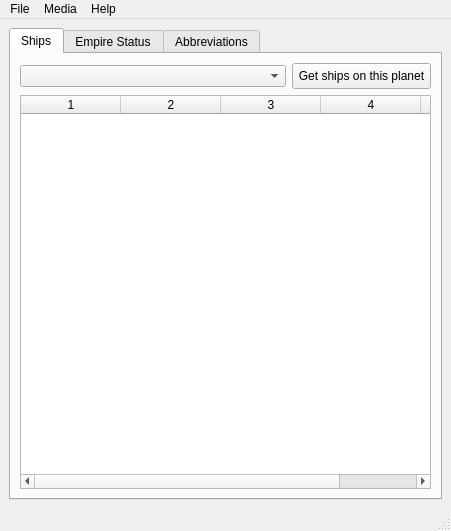
Before: the Qt Designer form pyside/ui/mainwindow.ui in LacunaOmnibus/MontyLacuna, drawn with Qt 5.
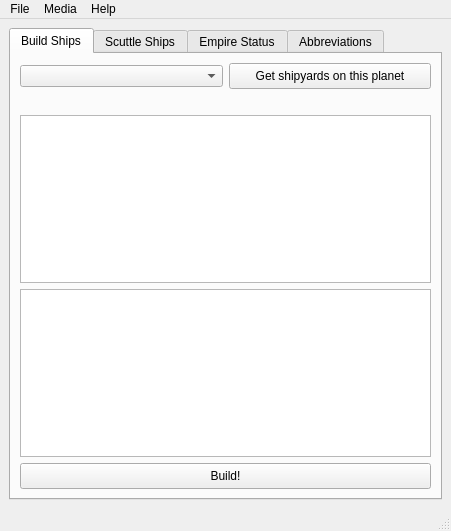
After: the same form once the commit is applied.

Commit message: Added ship building tab (doesn't work yet).  Added Shipyard building images.

Diff of the .ui file:
```diff
--- a/pyside/ui/mainwindow.ui
+++ b/pyside/ui/mainwindow.ui
@@ -31,7 +31,7 @@
 }</string>
   </property>
   <widget class="QWidget" name="centralwidget">
-   <layout class="QHBoxLayout" name="horizontalLayout_2">
+   <layout class="QVBoxLayout" name="verticalLayout_8">
     <item>
      <layout class="QVBoxLayout" name="verticalLayout">
       <item>
@@ -44,7 +44,62 @@
         </property>
         <widget class="QWidget" name="tab_ships">
          <attribute name="title">
-          <string>Ships</string>
+          <string>Build Ships</string>
+         </attribute>
+         <layout class="QVBoxLayout" name="verticalLayout_10">
+          <item>
+           <layout class="QVBoxLayout" name="verticalLayout_9">
+            <item>
+             <layout class="QHBoxLayout" name="horizontalLayout_2">
+              <item>
+               <widget class="QComboBox" name="cmb_planets_build"/>
+              </item>
+              <item>
+               <widget class="QPushButton" name="btn_get_shipyards_build">
+                <property name="text">
+                 <string>Get shipyards on this planet</string>
+                </property>
+               </widget>
+              </item>
+             </layout>
+            </item>
+            <item>
+             <widget class="QLabel" name="lbl_build_ports_available">
+              <property name="text">
+               <string/>
+              </property>
+             </widget>
+            </item>
+            <item>
+             <widget class="QTableWidget" name="tbl_shipyards_build">
+              <property name="alternatingRowColors">
+               <bool>true</bool>
+              </property>
+              <property name="sortingEnabled">
+               <bool>true</bool>
+              </property>
+              <property name="columnCount">
+               <number>0</number>
+              </property>
+             </widget>
+            </item>
+            <item>
+             <widget class="QTableWidget" name="tbl_ships_build"/>
+            </item>
+            <item>
+             <widget class="QPushButton" name="btn_build_ships">
+              <property name="text">
+               <string>Build!</string>
+              </property>
+             </widget>
+            </item>
+           </layout>
+          </item>
+         </layout>
+        </widget>
+        <widget class="QWidget" name="tab_scuttle_ships">
+         <attribute name="title">
+          <string>Scuttle Ships</string>
          </attribute>
          <layout class="QVBoxLayout" name="verticalLayout_6">
           <item>
```
Left out of the diff: 8 changed lines with no effect on the pictures. The commit also changes 977 other files.
